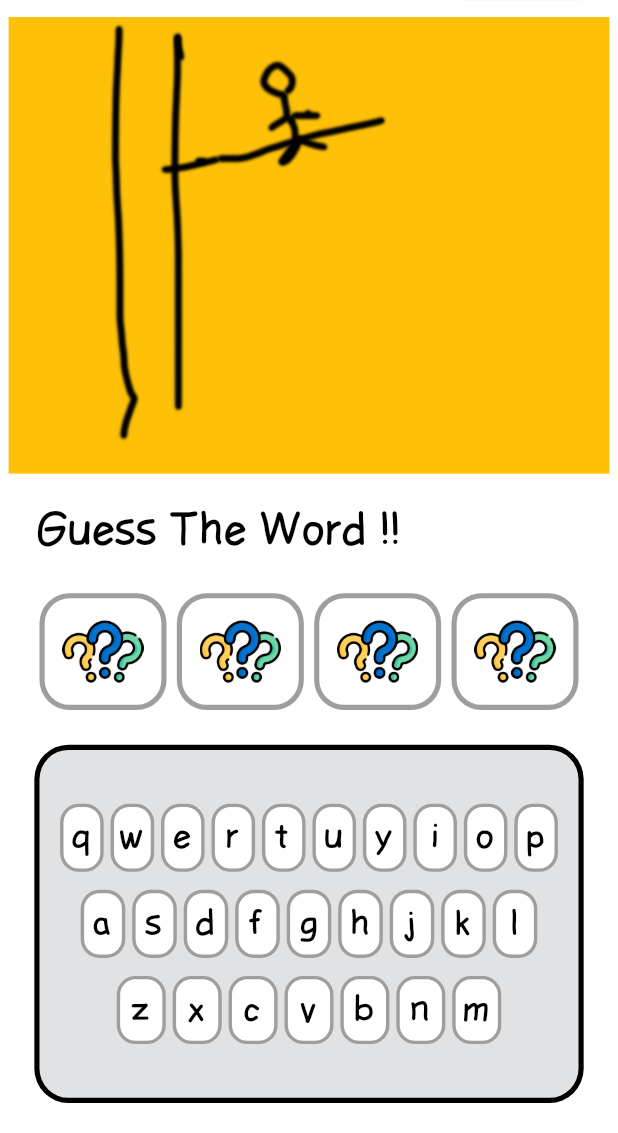
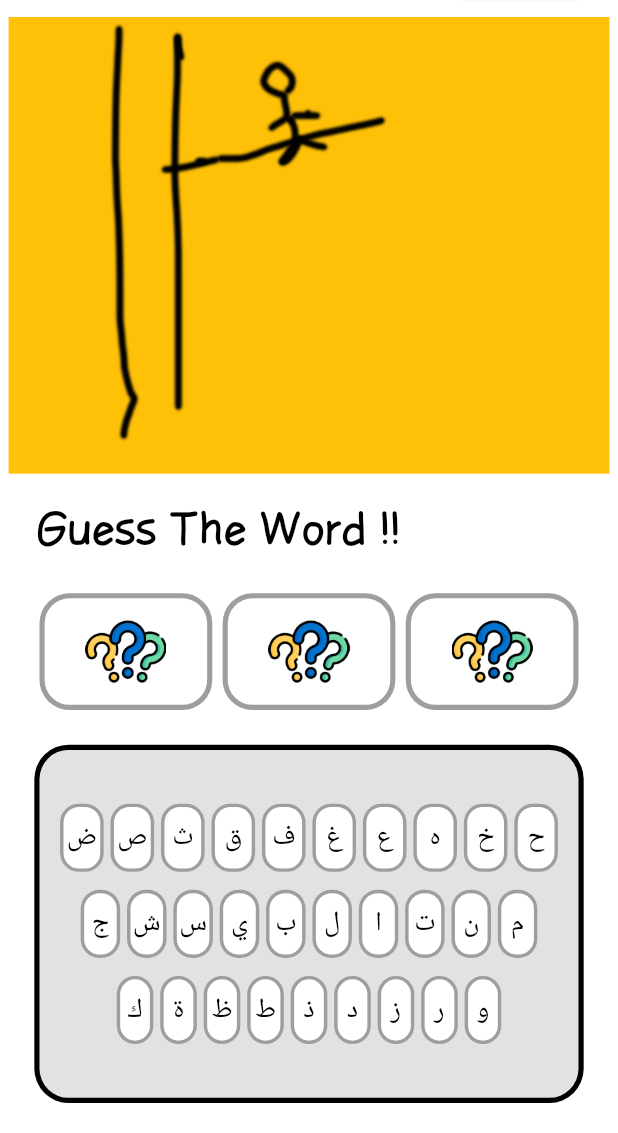
Before and after one commit to Mohand-2004/HANGMAN-Game, a Flutter app: the screen it shows after launch, on a phone screen of 412 x 824 dp, the part 103-1236 px from its top. Run offline on Flutter 3.47's test engine with Material 3 defaults, Android fonts, the phone set to English and light mode, and no system bars; our stand-ins replace audioplayers, flutter_screenutil.

Commit message:
add arabic language

```diff
--- a/lib/models/arabic_words.dart
+++ b/lib/models/arabic_words.dart
@@ -5,8 +5,8 @@ List<String> verbs = [
 
 List<String> jobs = [
   'طبيب', 'مهندس', 'فنان', 'مغني', 'فلاح', 'خباز', 'ممثل',
-  'ممرضة', 'طيار', 'طباخ', 'مدرب', 'سائق', 'رقص', 'حارس', 'محامي',
-  'sailor', 'teacher'
+  'ممرضة', 'طيار', 'طباخ', 'مدرب', 'نجار', 'رقص', 'حارس', 'محامي',
+  'قبطان', 'معلم'
 ];
 
 List<String> foodAndDrinks = [
--- /dev/null
+++ b/lib/models/language_enum.dart
@@ -0,0 +1 @@
+enum Language {arabic,english}
--- a/lib/my packages/keyboard widget/widgets/keyboard_widget.dart
+++ b/lib/my packages/keyboard widget/widgets/keyboard_widget.dart
@@ -1,6 +1,7 @@
 import 'package:flutter/material.dart';
 import 'package:flutter_screenutil/flutter_screenutil.dart';
 import 'package:hang_man/core_controller.dart';
+import 'package:hang_man/models/language_enum.dart';
 import 'package:hang_man/my%20packages/keyboard%20widget/widgets/button.dart';
 import 'package:hang_man/my%20packages/keyboard%20widget/models/button_style.dart';
 
@@ -15,9 +16,9 @@ class KeyboardWidget extends StatelessWidget{
   final Color? backgroundColor;
   final ButtonsStyle? buttonsStyle;
   final void Function(String letter) submitCommand;
-  final List<String> _letters1 = ['q','w','e','r','t','u','y','i','o','p'];
-  final List<String> _letters2 = ['a','s','d','f','g','h','j','k','l'];
-  final List<String> _letters3 = ['z','x','c','v','b','n','m'];
+  final List<String> _letters1 = coreController.language == Language.english ? ['q','w','e','r','t','u','y','i','o','p'] : ['ض','ص','ث','ق','ف','غ','ع','ه','خ','ح'] ;
+  final List<String> _letters2 = coreController.language == Language.english ? ['a','s','d','f','g','h','j','k','l'] : ['ج','ش','س','ي','ب','ل','ا','ت','ن','م'];
+  final List<String> _letters3 = coreController.language == Language.english ? ['z','x','c','v','b','n','m'] : ['ك','ة','ظ','ط','ذ','د','ز','ر','و'];
   KeyboardWidget(
     {
       super.key,
--- a/lib/screens/home_page.dart
+++ b/lib/screens/home_page.dart
@@ -1,6 +1,7 @@
 import 'package:audioplayers/audioplayers.dart';
 import 'package:flutter/material.dart';
 import 'package:flutter_screenutil/flutter_screenutil.dart';
+import 'package:hang_man/models/language_enum.dart';
 import 'package:hang_man/models/letter_container_style.dart';
 import 'package:hang_man/my%20packages/keyboard%20widget/widgets/keyboard_widget.dart';
 import 'package:hang_man/my%20packages/keyboard%20widget/models/button_style.dart';
@@ -161,7 +162,7 @@ class _HomePageState extends State<HomePage>{
                     spaceBetweenButtons: 2.w,
                     textStyle: TextStyle(
                       color: Colors.black,
-                      fontSize: ((MediaQuery.of(context).size.width > 500) ? 25 : 20).r,
+                      fontSize: ((MediaQuery.of(context).size.width > 500) ? (coreController.language == Language.arabic ? 21 : 25) : (coreController.language == Language.arabic ? 16 : 20)).r,
                       fontFamily: 'comic sans',
                     ),
                   ),
--- a/lib/widgets/word_container.dart
+++ b/lib/widgets/word_container.dart
@@ -1,4 +1,6 @@
 import 'package:flutter/material.dart';
+import 'package:hang_man/core_controller.dart';
+import 'package:hang_man/models/language_enum.dart';
 import 'package:hang_man/models/letter_container_style.dart';
 import 'package:hang_man/models/word.dart';
 import 'package:hang_man/widgets/boarderd_container.dart';
@@ -36,7 +38,7 @@ class WordContainer extends StatelessWidget{
       margin: margin,
       color: backgroundColor,
       child: Row(
-        children: word.lettes.map((letter) => Expanded(
+        children: (coreController.language == Language.english ? word.lettes : word.lettes.reversed).map((letter) => Expanded(
           child: BoarderdContainer(
             margin: EdgeInsets.symmetric(horizontal: spaceBetweenLetters),
             backgroundColor: letterContainerStyle!.backgroundColor,
```
Also changed, not shown: lib/core_controller.dart (+13 -3 lines).
